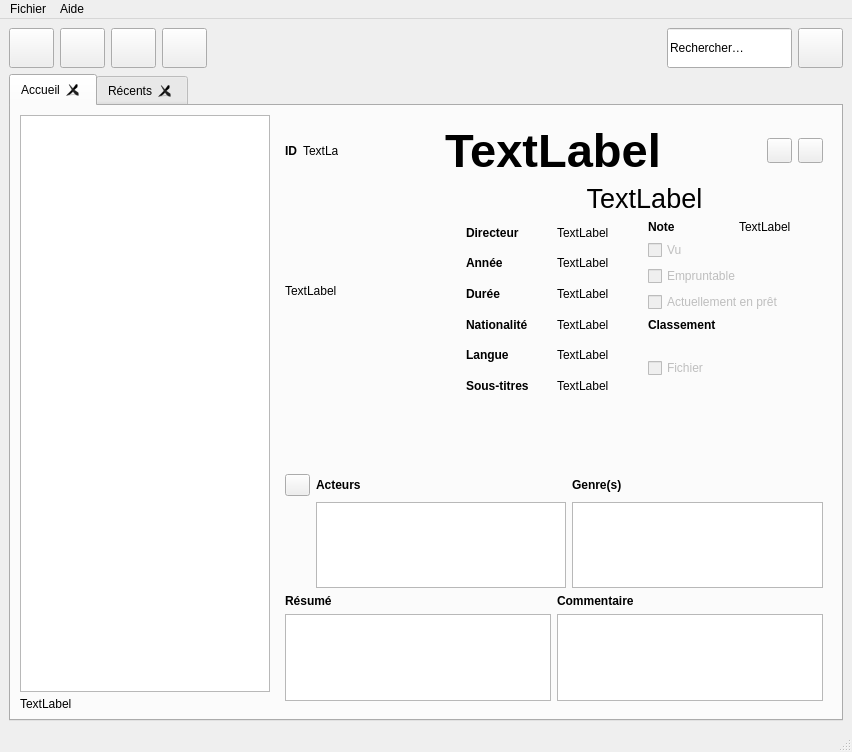
Above: dadabooks.ui from chindit/dadabooks before the change. Below: the same form after it.
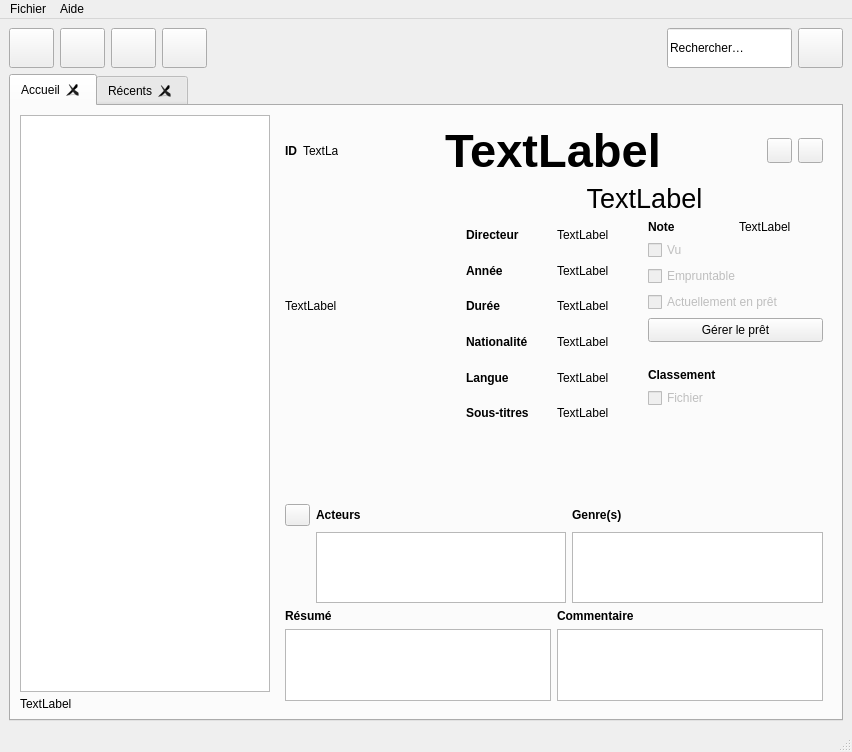
That is the form after the change. The open tabs and pages were chosen to show the change. Icons and pictures are not drawn.

Patch:
```diff
--- a/dadabooks.ui
+++ b/dadabooks.ui
@@ -345,7 +345,17 @@
            <layout class="QGridLayout" name="gridLayout_5">
             <item row="2" column="2">
              <layout class="QGridLayout" name="gridLayout_7">
-              <item row="7" column="0">
+              <item row="8" column="0">
+               <widget class="QCheckBox" name="checkBoxFichier">
+                <property name="enabled">
+                 <bool>false</bool>
+                </property>
+                <property name="text">
+                 <string>Fichier</string>
+                </property>
+               </widget>
+              </item>
+              <item row="9" column="0">
                <widget class="QLabel" name="labelFichier">
                 <property name="text">
                  <string/>
@@ -355,19 +365,6 @@
                 </property>
                </widget>
               </item>
-              <item row="4" column="0">
-               <widget class="QLabel" name="label_10">
-                <property name="font">
-                 <font>
-                  <weight>75</weight>
-                  <bold>true</bold>
-                 </font>
-                </property>
-                <property name="text">
-                 <string>Classement</string>
-                </property>
-               </widget>
-              </item>
               <item row="0" column="0">
                <layout class="QHBoxLayout" name="horizontalLayout_3">
                 <item>
@@ -422,7 +419,7 @@
                 </property>
                </widget>
               </item>
-              <item row="5" column="0">
+              <item row="6" column="0">
                <widget class="QLabel" name="labelClassement">
                 <property name="text">
                  <string/>
@@ -432,13 +429,29 @@
                 </property>
                </widget>
               </item>
-              <item row="6" column="0">
-               <widget class="QCheckBox" name="checkBoxFichier">
-                <property name="enabled">
-                 <bool>false</bool>
+              <item row="4" column="0">
+               <widget class="QPushButton" name="pushButtonPret">
+                <property name="minimumSize">
+                 <size>
+                  <width>0</width>
+                  <height>24</height>
+                 </size>
                 </property>
                 <property name="text">
-                 <string>Fichier</string>
+                 <string>Gérer le prêt</string>
+                </property>
+               </widget>
+              </item>
+              <item row="7" column="0">
+               <widget class="QLabel" name="label_10">
+                <property name="font">
+                 <font>
+                  <weight>75</weight>
+                  <bold>true</bold>
+                 </font>
+                </property>
+                <property name="text">
+                 <string>Classement</string>
                 </property>
                </widget>
               </item>
```
Left out of the diff: 7 changed lines with no effect on the pictures.
